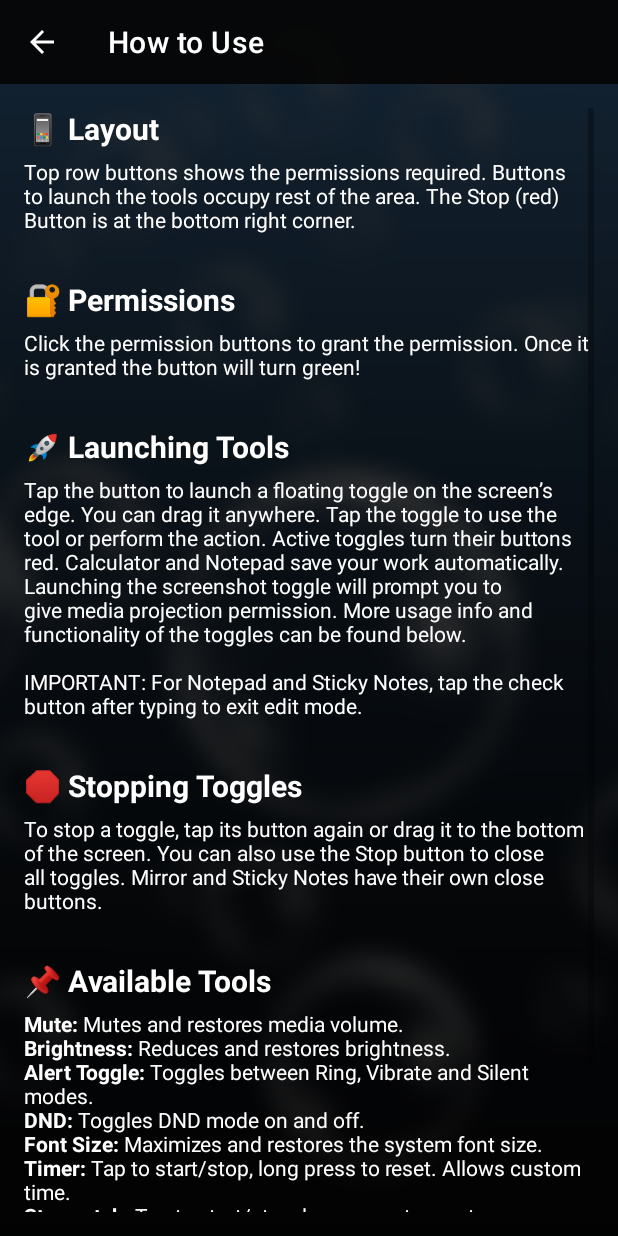
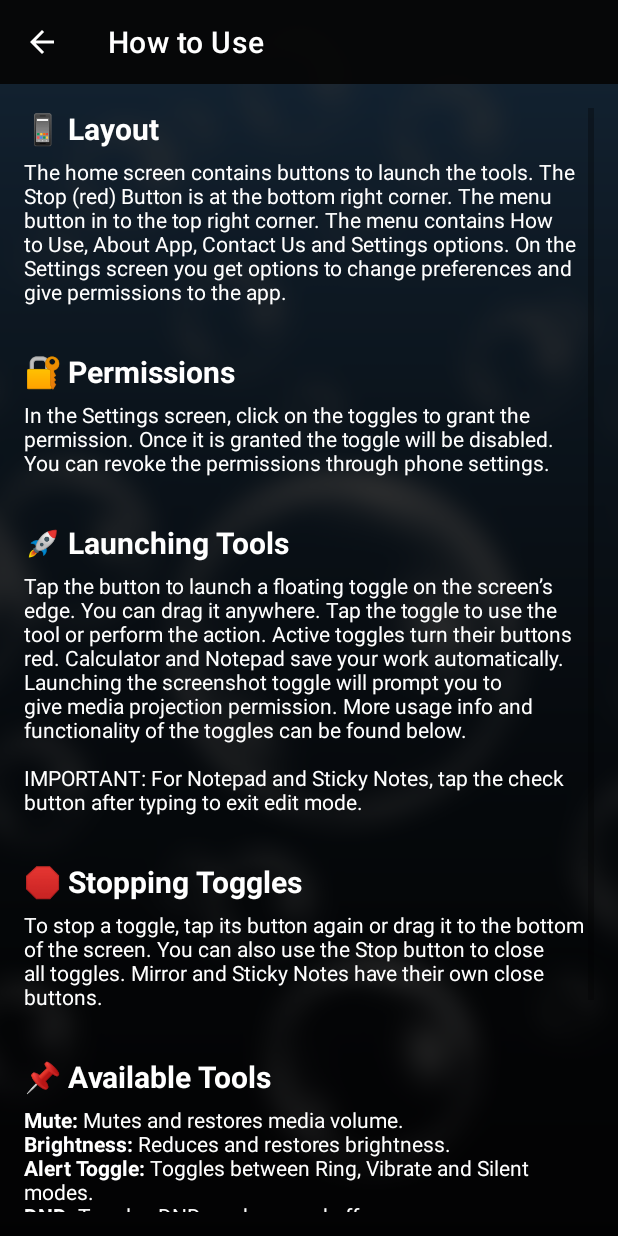
Before and after one commit to mangesh-sakordekar/Floating-Mute, an Android app: the HowToUseActivity screen opened directly, with no data from a screen before it, on a phone screen of 412 x 824 dp. Run offline under Robolectric (Android 15) with nearby library versions, the phone set to English and light mode, and no system bars; our stand-ins replace AdMob.

Commit message:
Added banner ads to all activities

```diff
--- a/app/src/main/java/com/example/floatingmute/AboutAppActivity.kt
+++ b/app/src/main/java/com/example/floatingmute/AboutAppActivity.kt
@@ -4,6 +4,7 @@ import android.os.Bundle
 import androidx.appcompat.app.AppCompatActivity
 import androidx.core.text.HtmlCompat
 import com.example.floatingtools.databinding.ActivityAboutAppBinding
+import com.google.android.gms.ads.AdRequest
 
 class AboutAppActivity : AppCompatActivity() {
 
@@ -32,5 +33,9 @@ class AboutAppActivity : AppCompatActivity() {
         val feature_text  = HtmlCompat.fromHtml(txt_upcoming_features, HtmlCompat.FROM_HTML_MODE_LEGACY)
         binding.txtAAUpcomingFeatures.text = feature_text
         // You can also dynamically set the text here if needed
+
+        val adRequest = AdRequest.Builder().build()
+        binding.aboutAppAdView.loadAd(adRequest)
     }
+
 }
--- a/app/src/main/java/com/example/floatingmute/ContactUsActivity.kt
+++ b/app/src/main/java/com/example/floatingmute/ContactUsActivity.kt
@@ -5,6 +5,7 @@ import androidx.appcompat.app.AppCompatActivity
 import com.example.floatingtools.databinding.ActivityContactUsBinding
 import android.content.Intent
 import android.net.Uri
+import com.google.android.gms.ads.AdRequest
 
 class ContactUsActivity : AppCompatActivity() {
 
@@ -47,6 +48,9 @@ class ContactUsActivity : AppCompatActivity() {
         binding.imgMail.setOnClickListener {
             openUrlInBrowser(mailUrl)
         }
+
+        val adRequest = AdRequest.Builder().build()
+        binding.contactUsAdView.loadAd(adRequest)
     }
 
     private fun openUrlInBrowser(url: String) {
--- a/app/src/main/java/com/example/floatingmute/HowToUseActivity.kt
+++ b/app/src/main/java/com/example/floatingmute/HowToUseActivity.kt
@@ -5,6 +5,7 @@ import android.text.Html
 import androidx.core.text.HtmlCompat
 import androidx.appcompat.app.AppCompatActivity
 import com.example.floatingtools.databinding.ActivityHowToUseBinding
+import com.google.android.gms.ads.AdRequest
 
 class HowToUseActivity : AppCompatActivity() {
 
@@ -34,5 +35,8 @@ class HowToUseActivity : AppCompatActivity() {
         val txt_tools_guide = getString(R.string.how_to_use_tools)
         val tools_text  = HtmlCompat.fromHtml(txt_tools_guide, HtmlCompat.FROM_HTML_MODE_LEGACY)
         binding.txtHTUTools.text = tools_text
+
+        val adRequest = AdRequest.Builder().build()
+        binding.howToUseAdView.loadAd(adRequest)
     }
 }
--- a/app/src/main/java/com/example/floatingmute/SettingsActivity.kt
+++ b/app/src/main/java/com/example/floatingmute/SettingsActivity.kt
@@ -17,6 +17,7 @@ import androidx.core.app.ActivityCompat
 import androidx.core.content.ContextCompat
 import com.example.floatingtools.databinding.ActivitySettingsBinding
 import android.content.SharedPreferences
+import com.google.android.gms.ads.AdRequest
 
 class SettingsActivity : AppCompatActivity() {
 
@@ -112,6 +113,9 @@ class SettingsActivity : AppCompatActivity() {
         snapToEdgeSwitch.setOnCheckedChangeListener { _, isChecked ->
             prefs.edit().putBoolean("flag_snapToEdge", isChecked).apply()
         }
+
+        val adRequest = AdRequest.Builder().build()
+        binding.settingsAdView.loadAd(adRequest)
     }
 
     override fun onResume() {
--- a/app/src/main/res/layout/activity_how_to_use.xml
+++ b/app/src/main/res/layout/activity_how_to_use.xml
@@ -39,7 +39,7 @@
         app:layout_constraintTop_toBottomOf="@id/howToUseToolbar"
         app:layout_constraintStart_toStartOf="parent"
         app:layout_constraintEnd_toEndOf="parent"
-        app:layout_constraintBottom_toBottomOf="parent"
+        app:layout_constraintBottom_toTopOf="@id/howToUseAdView"
         android:padding="16dp">
 
         <LinearLayout
@@ -135,4 +135,15 @@
         </LinearLayout>
     </ScrollView>
 
+    <!-- 🔹 Ad Banner (if using) -->
+    <com.google.android.gms.ads.AdView
+        android:id="@+id/howToUseAdView"
+        android:layout_width="match_parent"
+        android:layout_height="60dp"
+        android:background="#00000000"
+        app:adSize="BANNER"
+        app:adUnitId="ca-app-pub-5342403354416426/9313739072"
+        app:layout_constraintBottom_toBottomOf="parent"
+        app:layout_constraintStart_toStartOf="parent"
+        app:layout_constraintEnd_toEndOf="parent" />
 </androidx.constraintlayout.widget.ConstraintLayout>
--- a/app/src/main/res/values/strings.xml
+++ b/app/src/main/res/values/strings.xml
@@ -5,12 +5,14 @@
     <string name="version">Version 2.5</string>
     <string name="copyright">© 2025 Floating Tools</string>
     <string name="how_to_use_layout">
-        Top row buttons shows the permissions required. Buttons to launch the tools occupy rest of
-        the area. The Stop (red) Button is at the bottom right corner.
+        The home screen contains buttons to launch the tools. The Stop (red) Button is at the bottom
+        right corner. The menu button in to the top right corner. The menu contains How to Use,
+        About App, Contact Us and Settings options. On the Settings screen you get options to change
+        preferences and give permissions to the app.
     </string>
     <string name="how_to_use_permissions">
-        Click the permission buttons to grant the permission. Once it is granted the
-        button will turn green!
+        In the Settings screen, click on the toggles to grant the permission. Once it is granted the
+        toggle will be disabled. You can revoke the permissions through phone settings.
     </string>
     <string name="how_to_use_launching">
         <![CDATA[
```
Also changed, not shown: app/src/main/res/layout/activity_about_app.xml (+13 -1 lines), app/src/main/res/layout/activity_contact_us.xml (+12 -1 lines), app/src/main/res/layout/activity_settings.xml (+13 -1 lines).
